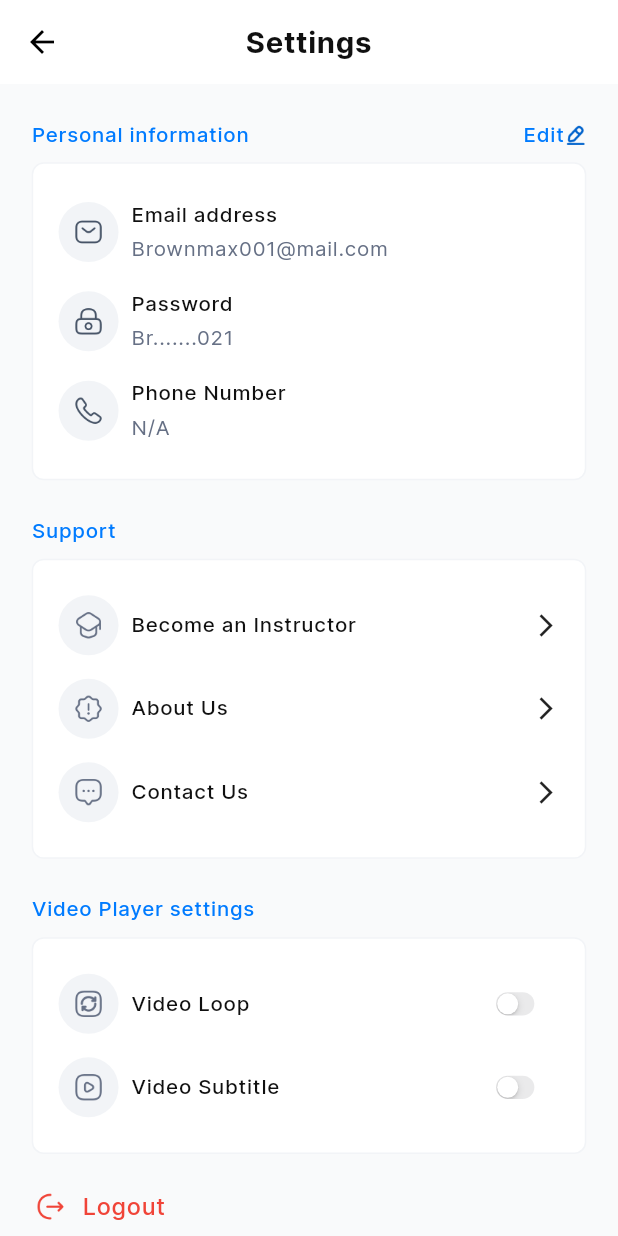
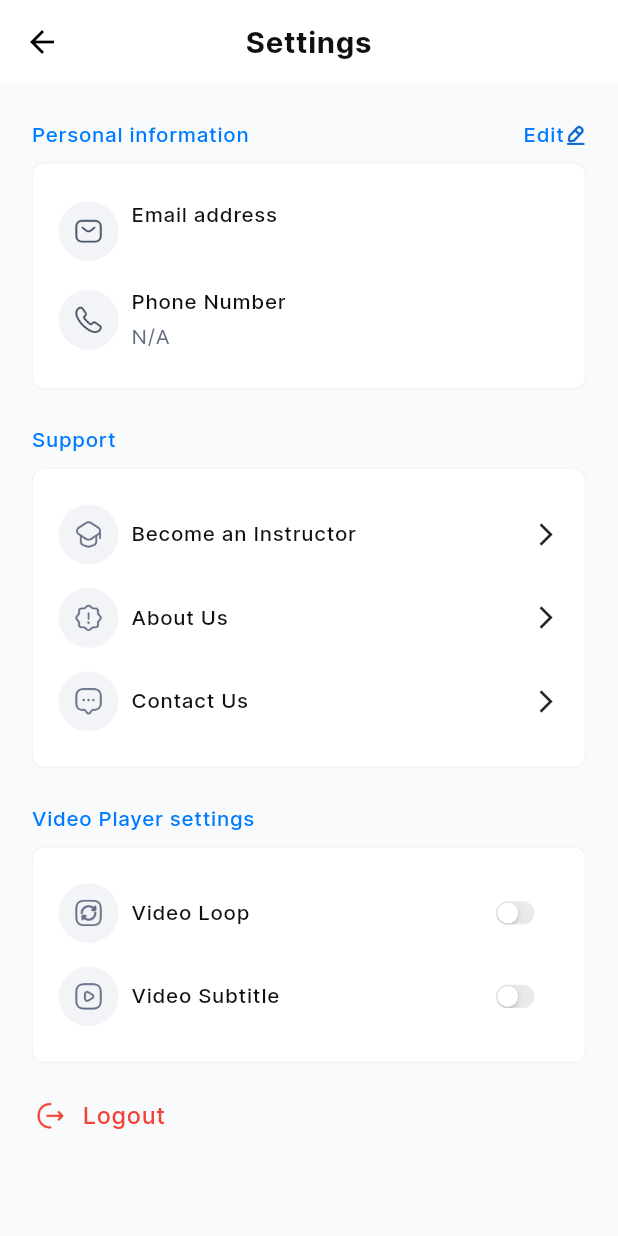
Before and after one commit to jhaym3s/gide, a Flutter app: the ProfileScreen screen opened directly, on a phone screen of 412 x 824 dp. Run offline on Flutter 3.47's test engine with Material 3 defaults, Android fonts, the phone set to English and light mode, and no system bars; our stand-ins replace dio, equatable, file_picker, flutter_rating_bar, flutter_riverpod, fluttertoast and 6 more; missing offline and left inert: flutter_expandable_text; accounts and stored records are empty; generated files the repository leaves out were written again.

Commit message:
update phone number api now working and password viewing removed

```diff
--- a/lib/domain/model_response/forget_password_resp.dart
+++ b/lib/domain/model_response/forget_password_resp.dart
@@ -11,8 +11,6 @@ class ForgetPasswordResp extends Equatable {
     );
   }
 
-
-
   Map<String, dynamic> toJson() => {
         'reference': reference,
       };
--- a/lib/features/authentication/data/auth_impl.dart
+++ b/lib/features/authentication/data/auth_impl.dart
@@ -62,7 +62,8 @@ class AuthImpl extends AuthRepo {
   }
 
   @override
-  Future<BaseResponse> resetPassword(ResetPasswordModel resetPasswordModel) async {
+  Future<BaseResponse> resetPassword(
+      ResetPasswordModel resetPasswordModel) async {
     try {
       final resp = await _client.resetPassword(resetPasswordModel);
       return resp;
--- a/lib/features/authentication/model/forget_password.dart
+++ b/lib/features/authentication/model/forget_password.dart
@@ -10,8 +10,6 @@ class ForgetPasswordModel extends Equatable {
       email: json['email'] as String?,
     );
   }
-
-
 
   Map<String, dynamic> toJson() => {
         'email': email,
--- a/lib/features/authentication/model/reset_password_model.dart
+++ b/lib/features/authentication/model/reset_password_model.dart
@@ -21,8 +21,6 @@ class ResetPasswordModel extends Equatable {
       confirmPassword: json['confirmPassword'] as String?,
     );
   }
-
-
 
   Map<String, dynamic> toJson() => {
         'email': email,
--- a/lib/features/authentication/model/verify_otp_model.dart
+++ b/lib/features/authentication/model/verify_otp_model.dart
@@ -14,8 +14,6 @@ class VerifyOtpModel extends Equatable {
       code: json['code'] as String?,
     );
   }
-
-
 
   Map<String, dynamic> toJson() => {
         'email': email,
--- a/lib/features/authentication/notifier/auth_notifier.dart
+++ b/lib/features/authentication/notifier/auth_notifier.dart
@@ -91,6 +91,7 @@ class AuthNotifier extends StateNotifier<AuthState> {
       state = state.copyWith(loadState: LoadState.idle);
     }
   }
+
   Future forgetPass(ForgetPasswordModel data) async {
     debugLog('Attemping to forget password');
     state = state.copyWith(loadState: LoadState.loading);
@@ -133,7 +134,7 @@ class AuthNotifier extends StateNotifier<AuthState> {
 
         state = state.copyWith(
             categoryList: response.data, loadState: LoadState.success);
-        return response.data??[];
+        return response.data ?? [];
       }
     } catch (e) {
       state = state.copyWith(
@@ -150,7 +151,6 @@ class AuthNotifier extends StateNotifier<AuthState> {
     state = state.saveSignupData(signupModel);
     debugLog('sign up data saved is ${state.signupModel.toString()}');
   }
-
 }
 
 final authProvider = StateNotifierProvider<AuthNotifier, AuthState>(
--- a/lib/features/authentication/widgets/pin_text_field.dart
+++ b/lib/features/authentication/widgets/pin_text_field.dart
@@ -8,7 +8,7 @@ import 'package:gide/features/authentication/notifier/auth_notifier.dart';
 import 'package:pin_code_fields/pin_code_fields.dart';
 
 class PinTextField extends ConsumerWidget {
-  const PinTextField( {super.key, this.errorController, this.pinController});
+  const PinTextField({super.key, this.errorController, this.pinController});
   final StreamController<ErrorAnimationType>? errorController;
   final TextEditingController? pinController;
 
@@ -65,7 +65,7 @@ class PinTextField extends ConsumerWidget {
         return true;
       },
       errorAnimationController: errorController,
-       controller: pinController,
+      controller: pinController,
     );
   }
 }
--- a/lib/features/dashboard/profile/screens/profile_screen.dart
+++ b/lib/features/dashboard/profile/screens/profile_screen.dart
@@ -1,27 +1,30 @@
 // Flutter imports:
 import 'package:flutter/cupertino.dart';
 import 'package:flutter/material.dart';
+import 'package:flutter_riverpod/flutter_riverpod.dart';
 
 // Project imports:
 import 'package:gide/core/configs/configs.dart';
 import 'package:gide/core/router/router.dart';
+import 'package:gide/core/services/config/configure_dependencies.dart';
 import 'package:gide/features/dashboard/profile/screens/become_an_instructor.dart';
 import 'package:gide/features/dashboard/profile/screens/edit_personal_details_screen.dart';
 import '../widgets/profile_list_tile.dart';
 
-class ProfileScreen extends StatefulWidget {
+class ProfileScreen extends ConsumerStatefulWidget {
   static const routeName = "profile_screen";
   const ProfileScreen({super.key});
 
   @override
-  State<ProfileScreen> createState() => _ProfileScreenState();
+  ConsumerState<ProfileScreen> createState() => _ProfileScreenState();
 }
 
-class _ProfileScreenState extends State<ProfileScreen> {
+class _ProfileScreenState extends ConsumerState<ProfileScreen> {
   bool isLoopActive = false;
   bool isSubtitleActive = false;
   @override
   Widget build(BuildContext context) {
+    final userProfile = ref.watch(currentUserProvider);
     return Scaffold(
       appBar: AppBar(
         centerTitle: true,
@@ -77,18 +80,19 @@ class _ProfileScreenState extends State<ProfileScreen> {
                   ],
                 ),
                 SpaceY(8.dy),
-                const ProfileCard(
+                ProfileCard(
                   children: [
                     PersonalInfoDetails(
-                        sub: "Brownmax001@mail.com",
+                        sub: userProfile.email ?? '',
                         title: "Email address",
                         image: AssetsImages.mail),
+                        //!removed
+                    // PersonalInfoDetails(
+                    //     sub: "Br.......021",
+                    //     title: "Password",
+                    //     image: AssetsImages.lock),
                     PersonalInfoDetails(
-                        sub: "Br.......021",
-                        title: "Password",
-                        image: AssetsImages.lock),
-                    PersonalInfoDetails(
-                        sub: "N/A",
+                        sub: userProfile.phoneNumber ?? "N/A",
                         title: "Phone Number",
                         image: AssetsImages.phone),
                   ],
```
Also changed, not shown: lib/core/services/network/rest_client.dart (+10 -2 lines), lib/domain/model_response/phone_numer_model.dart (added, +20 -0 lines), lib/domain/repositories/profile_repo.dart (added, +8 -0 lines), lib/domain/repositories/signup_repository.dart (deleted, +0 -10 lines), lib/features/authentication/notifier/auth_state.dart (+7 -8 lines), lib/features/authentication/screens/forgot_password_screen.dart (+4 -4 lines), lib/features/dashboard/profile/data/profile_repo_impl.dart (added, +28 -0 lines), lib/features/dashboard/profile/notifiers/profile_notifier.dart (added, +61 -0 lines), lib/features/dashboard/profile/notifiers/profile_state.dart (added, +33 -0 lines), lib/features/dashboard/profile/screens/add_number.dart (+33 -1 lines), lib/core/services/network/rest_client.g.dart, lib/features/authentication/screens/onboarding.dart (line endings or trailing spaces). Lines whose indentation alone changed are shown as unchanged.
